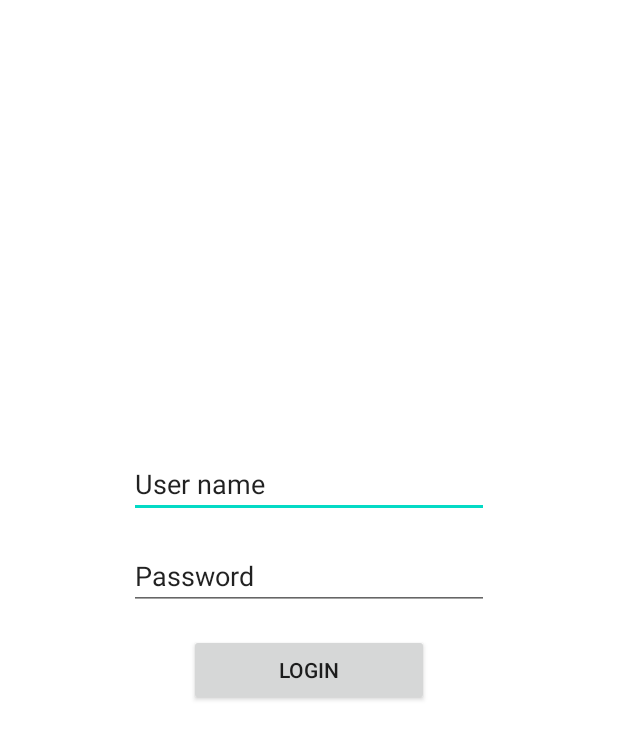
After one commit to Ra53n/TestAppSKB, an Android app: the layout login_fragment.xml on its own in the app's theme, with its tools: preview values and no code run, on a phone screen of 412 x 824 dp. The commit adds this screen. Shown: the top 739 px of the screen. Run offline under Robolectric (Android 15) with nearby library versions, the phone set to English and light mode, and no system bars.

Commit message:
Добавил login fragment

```diff
--- a/app/build.gradle
+++ b/app/build.gradle
@@ -22,6 +22,9 @@ android {
             proguardFiles getDefaultProguardFile('proguard-android-optimize.txt'), 'proguard-rules.pro'
         }
     }
+    buildFeatures {
+        viewBinding true
+    }
     compileOptions {
         sourceCompatibility JavaVersion.VERSION_1_8
         targetCompatibility JavaVersion.VERSION_1_8
--- /dev/null
+++ b/app/src/main/res/layout/login_fragment.xml
@@ -0,0 +1,31 @@
+<?xml version="1.0" encoding="utf-8"?>
+<androidx.appcompat.widget.LinearLayoutCompat xmlns:android="http://schemas.android.com/apk/res/android"
+    android:layout_width="match_parent"
+    android:layout_height="match_parent"
+    xmlns:tools="http://schemas.android.com/tools"
+    android:orientation="vertical">
+
+    <androidx.appcompat.widget.AppCompatEditText
+        android:id="@+id/login_fragment__user_name_et"
+        android:layout_width="240dp"
+        android:layout_height="wrap_content"
+        android:layout_gravity="center"
+        android:layout_marginTop="300dp"
+        tools:text="User name" />
+
+    <androidx.appcompat.widget.AppCompatEditText
+        android:id="@+id/login_fragment__password_et"
+        android:layout_width="240dp"
+        android:layout_height="wrap_content"
+        android:layout_gravity="center"
+        android:layout_margin="16dp"
+        tools:text="Password"/>
+
+    <androidx.appcompat.widget.AppCompatButton
+        android:id="@+id/login_fragment__login_bt"
+        android:layout_width="160dp"
+        android:layout_height="48dp"
+        android:layout_gravity="center"
+        android:text="Login" />
+
+</androidx.appcompat.widget.LinearLayoutCompat>
```
Also changed, not shown: app/src/main/java/com/example/testappskb/MainActivity.kt (+5 -2 lines), app/src/main/java/com/example/testappskb/ui/main/LoginFragment.kt (added, +33 -0 lines), app/src/main/java/com/example/testappskb/ui/main/SearchFragment.kt (renamed from app/src/main/java/com/example/testappskb/ui/main/MainFragment.kt, +5 -7 lines), app/src/main/res/layout/main_fragment.xml (deleted, +0 -20 lines), app/src/main/res/layout/search_fragment.xml (added, +19 -0 lines).
